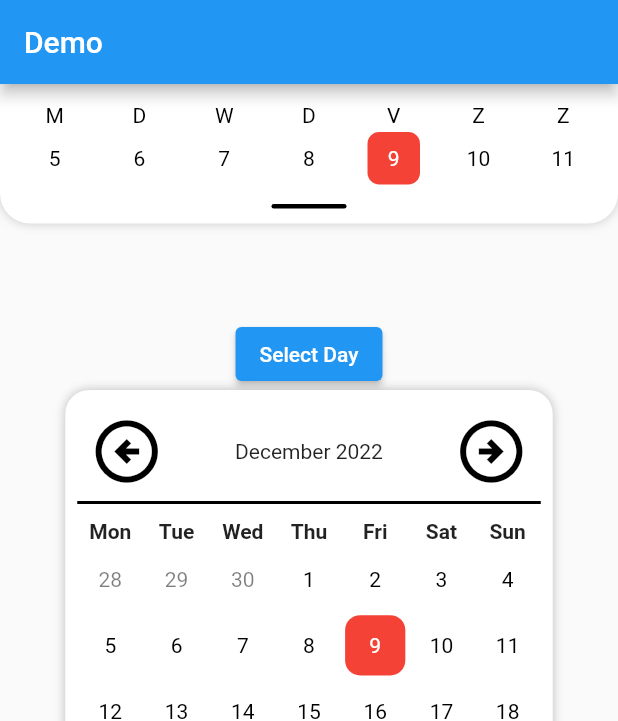
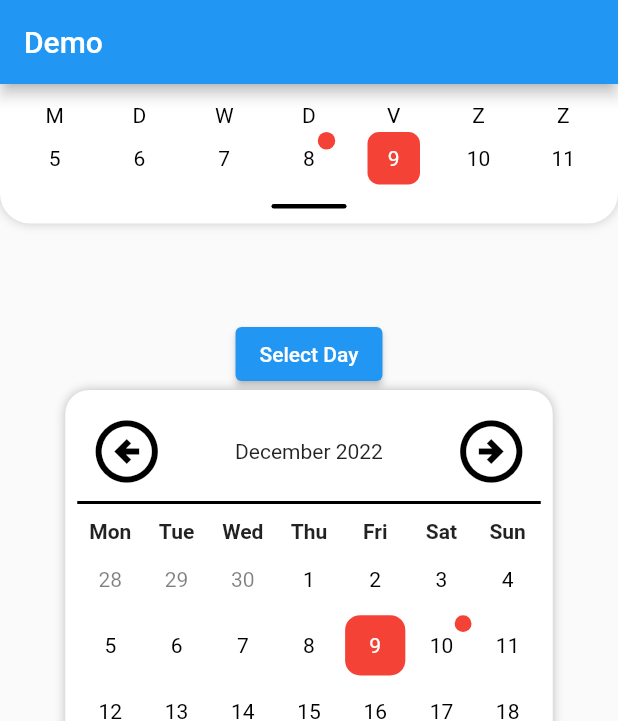
Before and after one commit to Iconica-Development/flutter_date_time_picker, a Flutter app: the screen it shows after launch, after a tap on "Select Day", on a phone screen of 412 x 824 dp. Shown: the top 721 px of the screen. Run offline on Flutter 3.47's test engine with Material 2 defaults, Android fonts, the phone set to English and light mode, and no system bars.

Commit message:
added marking to datetimepicker

```diff
--- a/example/lib/main.dart
+++ b/example/lib/main.dart
@@ -84,12 +84,14 @@ class DatePickerDemo extends StatelessWidget {
               mainAxisAlignment: MainAxisAlignment.spaceEvenly,
               children: [
                 OverlayDateTimePicker(
+                  markedDates: [DateTime.now().add(const Duration(days: 1))],
                   theme: dateTimePickerTheme,
                   alignment: Alignment.bottomCenter,
                   child: const Text("Select Day"),
                   onTapDay: (date) {},
                 ),
                 OverlayDateTimePicker(
+                  markedDates: [DateTime.now().add(const Duration(days: 3))],
                   theme: dateTimePickerTheme,
                   alignment: Alignment.center,
                   buttonBuilder: (key, onPressed) => TextButton(
@@ -160,7 +162,7 @@ class DatePickerDemo extends StatelessWidget {
                 barOpacity: 1,
               ),
             ),
-            markedDates: [DateTime(2022, 9, 6)],
+            markedDates: [DateTime.now().subtract(const Duration(days: 1))],
           ),
         ],
       ),
--- /dev/null
+++ b/lib/src/widgets/marked_icon.dart
@@ -0,0 +1,31 @@
+import 'package:flutter/material.dart';
+
+class MarkedIcon extends StatelessWidget {
+  const MarkedIcon({
+    super.key,
+    this.color,
+    required this.width,
+    required this.height,
+  });
+
+  final double width;
+  final double height;
+  final Color? color;
+
+  @override
+  Widget build(BuildContext context) {
+    return Align(
+      alignment: Alignment.topRight,
+      child: IgnorePointer(
+        child: Container(
+          width: width,
+          height: height,
+          decoration: BoxDecoration(
+            color: color ?? Theme.of(context).indicatorColor,
+            borderRadius: BorderRadius.circular((width) * 2),
+          ),
+        ),
+      ),
+    );
+  }
+}
--- a/lib/src/widgets/month_date_time_picker/month_date_time_picker.dart
+++ b/lib/src/widgets/month_date_time_picker/month_date_time_picker.dart
@@ -9,6 +9,7 @@ import 'package:flutter_date_time_picker/src/extensions/time_of_day.dart';
 import 'package:flutter_date_time_picker/src/models/date_box_current_theme.dart';
 import 'package:flutter_date_time_picker/src/models/date_time_picker_theme.dart';
 import 'package:flutter_date_time_picker/src/utils/date_time_picker_controller.dart';
+import 'package:flutter_date_time_picker/src/widgets/marked_icon.dart';
 import 'package:intl/intl.dart';
 
 class MonthDateTimePicker extends StatelessWidget {
@@ -150,21 +151,11 @@ class MonthDateTimePicker extends StatelessWidget {
                               addedIndex,
                               daysToSkip,
                             )) ...[
-                              Align(
-                                alignment: Alignment.bottomRight,
-                                child: IgnorePointer(
-                                  child: Container(
-                                    width: monthDateBoxSize / 4,
-                                    height: monthDateBoxSize / 4,
-                                    decoration: BoxDecoration(
-                                      color: dateTimePickerController
-                                              .theme.markedIndicatorColor ??
-                                          Theme.of(context).indicatorColor,
-                                      borderRadius: BorderRadius.circular(
-                                          (monthDateBoxSize / 4) * 2),
-                                    ),
-                                  ),
-                                ),
+                              MarkedIcon(
+                                width: monthDateBoxSize / 4,
+                                height: monthDateBoxSize / 4,
+                                color: dateTimePickerController
+                                    .theme.markedIndicatorColor,
                               ),
                             ],
                           ],
--- a/lib/src/widgets/overlay_date_time_picker/date_picker.dart
+++ b/lib/src/widgets/overlay_date_time_picker/date_picker.dart
@@ -86,6 +86,10 @@ class DatePicker extends StatelessWidget {
                 return Padding(
                   padding: const EdgeInsets.all(2.0),
                   child: PickableDate(
+                    isMarked: controller.markedDates?.any(
+                          (e) => isSameDay(e, todayDate),
+                        ) ??
+                        false,
                     isOffMonth: date.month != todayDate.month,
                     isDisabled:
                         isDisabled(addedIndex + index, daysToSkip, todayDate),
@@ -106,10 +110,11 @@ class DatePicker extends StatelessWidget {
 
   bool isToday(DateTime date) {
     DateTime now = DateTime.now();
-    return date.year == now.year &&
-        date.month == now.month &&
-        date.day == now.day;
+    return isSameDay(date, now);
   }
+
+  bool isSameDay(DateTime a, DateTime b) =>
+      a.year == b.year && a.month == b.month && a.day == b.day;
 
   bool isDisabled(int index, int daysToSkip, DateTime date) {
     return DateTime(
--- a/lib/src/widgets/overlay_date_time_picker/pickable_date.dart
+++ b/lib/src/widgets/overlay_date_time_picker/pickable_date.dart
@@ -4,10 +4,12 @@
 
 import 'package:flutter/material.dart';
 import 'package:flutter_date_time_picker/flutter_date_time_picker.dart';
+import 'package:flutter_date_time_picker/src/widgets/marked_icon.dart';
 
 class PickableDate extends StatelessWidget {
   const PickableDate({
     super.key,
+    required this.isMarked,
     required this.isSelected,
     required this.isDisabled,
     required this.theme,
@@ -17,6 +19,7 @@ class PickableDate extends StatelessWidget {
     required this.isToday,
   });
 
+  final bool isMarked;
   final bool isSelected;
   final bool isDisabled;
   final bool isToday;
@@ -33,7 +36,9 @@ class PickableDate extends StatelessWidget {
         if (isDisabled) return;
         onPressed.call(date);
       },
-      child: Container(
+      child: Stack(
+        children: [
+          Container(
             decoration: BoxDecoration(
               color: getColor(
                 isToday,
@@ -53,6 +58,15 @@ class PickableDate extends StatelessWidget {
                 ),
               ),
             ),
+          ),
+          if (isMarked) ...[
+            MarkedIcon(
+              color: theme.markedIndicatorColor,
+              width: theme.monthDateBoxSize / 4,
+              height: theme.monthDateBoxSize / 4,
+            ),
+          ],
+        ],
       ),
     );
   }
--- a/lib/src/widgets/week_date_time_picker/week_date_time_picker.dart
+++ b/lib/src/widgets/week_date_time_picker/week_date_time_picker.dart
@@ -8,6 +8,7 @@ import 'package:flutter_date_time_picker/src/extensions/date_time.dart';
 import 'package:flutter_date_time_picker/src/extensions/time_of_day.dart';
 import 'package:flutter_date_time_picker/src/models/date_box_current_theme.dart';
 import 'package:flutter_date_time_picker/src/utils/date_time_picker_controller.dart';
+import 'package:flutter_date_time_picker/src/widgets/marked_icon.dart';
 import 'package:intl/intl.dart';
 
 class WeekDateTimePicker extends StatelessWidget {
@@ -107,20 +108,12 @@ class WeekDateTimePicker extends StatelessWidget {
                           ),
                         ),
                         if (shouldMark(index)) ...[
-                          Align(
-                            alignment: Alignment.bottomRight,
-                            child: Container(
-                              width: weekDateBoxSize / 3,
-                              height: weekDateBoxSize / 3,
-                              decoration: BoxDecoration(
-                                color: dateTimePickerController
-                                        .theme.markedIndicatorColor ??
-                                    Theme.of(context).indicatorColor,
-                                borderRadius:
-                                    BorderRadius.circular(weekDateBoxSize * 2),
-                              ),
-                            ),
-                          ),
+                          MarkedIcon(
+                            width: weekDateBoxSize / 3,
+                            height: weekDateBoxSize / 3,
+                            color: dateTimePickerController
+                                .theme.markedIndicatorColor,
+                          )
                         ],
                       ],
                     ),
--- a/pubspec.yaml
+++ b/pubspec.yaml
@@ -1,6 +1,6 @@
 name: flutter_date_time_picker
 description: A Flutter package for date and time picker.
-version: 2.2.0
+version: 2.2.1
 homepage: https://iconica.nl/
 
 environment:
```
Also changed, not shown: example/pubspec.lock, 1 other file. Lines whose indentation alone changed are shown as unchanged.
